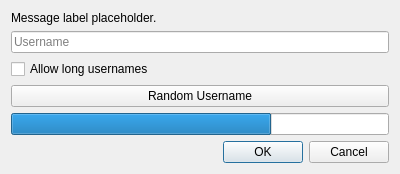
LunaisLazier/ShatteredPrism, file launcher/ui/dialogs/OfflineLoginDialog.ui: the form before one commit.
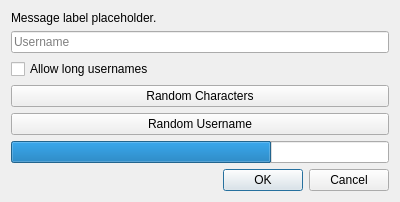
The form after the commit.

Commit message: make the random user better

```diff
--- a/launcher/ui/dialogs/OfflineLoginDialog.ui
+++ b/launcher/ui/dialogs/OfflineLoginDialog.ui
@@ -54,7 +54,14 @@
     </widget>
    </item>
     <item>
-    <widget class="QPushButton" name="randomUser">
+    <widget class="QPushButton" name="randomCharUser">
+     <property name="text">
+      <string>Random Characters</string>
+     </property>
+    </widget>
+   </item>
+   <item>
+    <widget class="QPushButton" name="randomFullUser">
      <property name="text">
       <string>Random Username</string>
      </property>
```
The commit also changes 2 other files.
